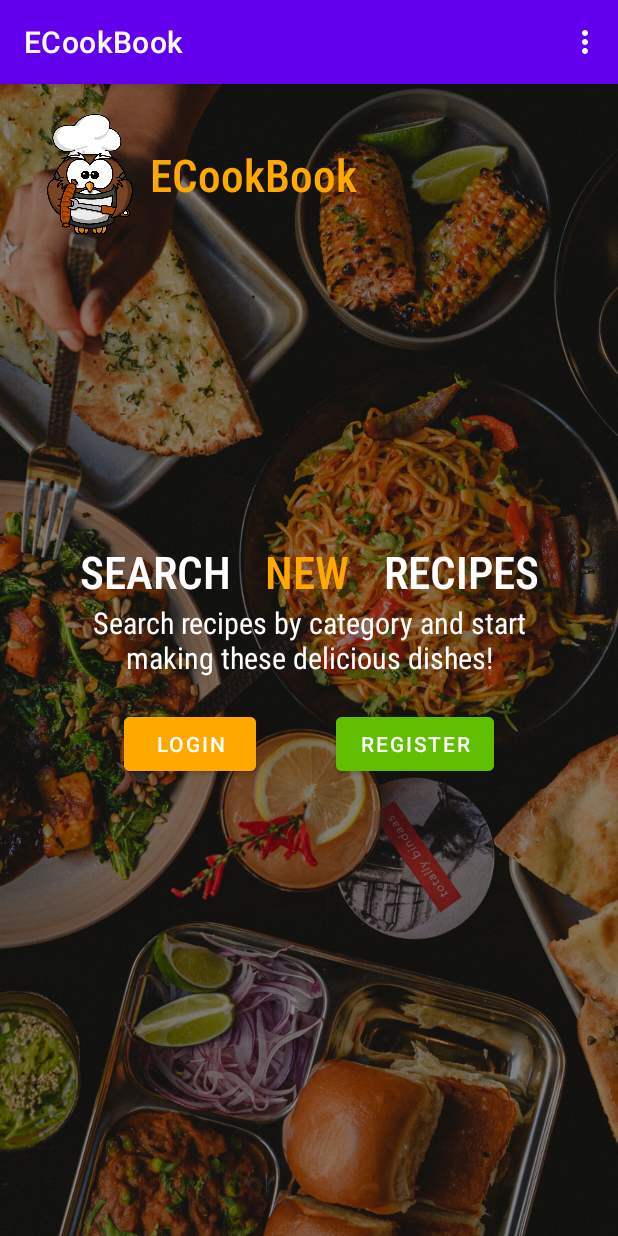
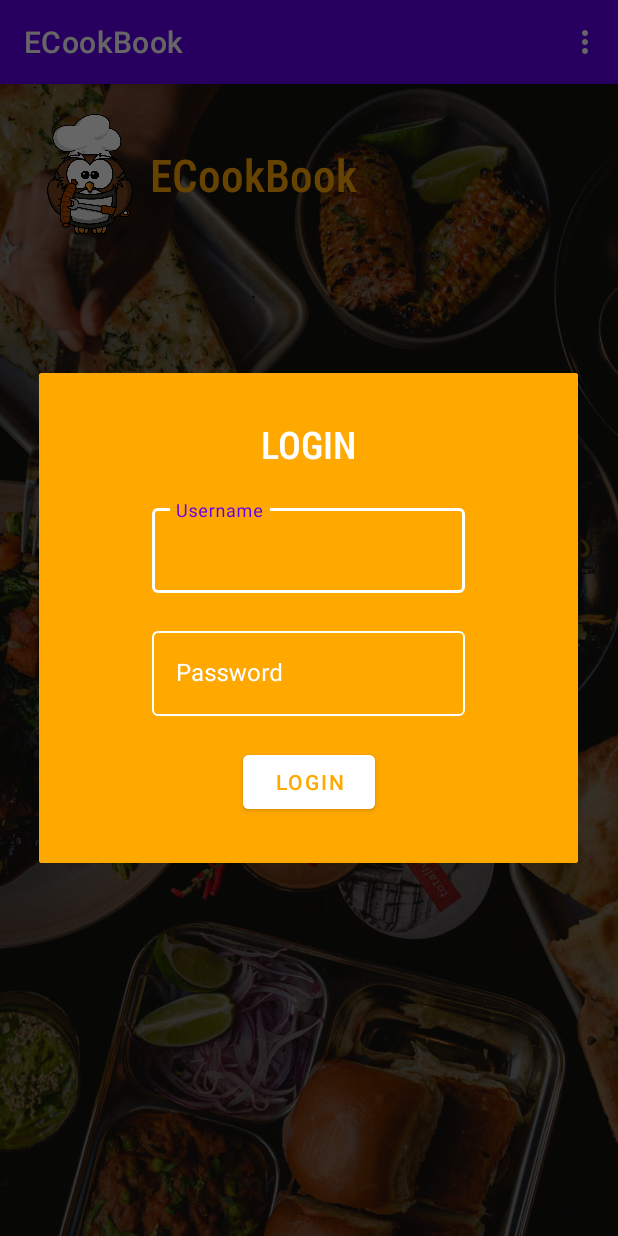
Before and after one commit to markovicanja/ECookBook, an Android app: the screen it shows after launch (MainActivity), after a tap on "LOGIN", on a phone screen of 412 x 824 dp. Run offline under Robolectric (Android 15) with nearby library versions, the phone set to English and light mode, and no system bars.

Commit message:
Login modal

```diff
--- a/Mobile app/app/src/main/java/rs/ac/bg/ecookbook/MainActivity.java
+++ b/Mobile app/app/src/main/java/rs/ac/bg/ecookbook/MainActivity.java
@@ -1,13 +1,20 @@
 package rs.ac.bg.ecookbook;
 
 import androidx.annotation.NonNull;
+import androidx.appcompat.app.AlertDialog;
 import androidx.appcompat.app.AppCompatActivity;
 
 import android.content.Intent;
 import android.os.Bundle;
+import android.view.LayoutInflater;
 import android.view.Menu;
 import android.view.MenuInflater;
 import android.view.MenuItem;
+import android.view.View;
+import android.view.Window;
+import android.widget.Button;
+import android.widget.EditText;
+import android.widget.Toast;
 
 import rs.ac.bg.ecookbook.databinding.ActivityMainBinding;
 
@@ -22,7 +29,27 @@
         setContentView(binding.getRoot());
 
         binding.loginButton.setOnClickListener(v -> {
-            // TODO
+            AlertDialog.Builder alert = new AlertDialog.Builder(this);
+            LayoutInflater inflater = getLayoutInflater();
+            View view = inflater.inflate(R.layout.login_modal, null);
+
+            alert.setView(view);
+
+            EditText usernameText = view.findViewById(R.id.username_text);
+            EditText passwordText = view.findViewById(R.id.password_text);
+            Button loginButton = view.findViewById(R.id.login_button);
+
+            loginButton.setOnClickListener(l -> {
+                String username = usernameText.getText().toString();
+                String password = passwordText.getText().toString();
+
+                // TODO
+                Toast.makeText(this, username + " " + password, Toast.LENGTH_LONG).show();
+            });
+
+            AlertDialog dialog = alert.create();
+            dialog.getWindow().requestFeature(Window.FEATURE_NO_TITLE);
+            dialog.show();
         });
 
         binding.registerButton.setOnClickListener(v -> {
--- /dev/null
+++ b/Mobile app/app/src/main/res/layout/login_modal.xml
@@ -0,0 +1,78 @@
+<?xml version="1.0" encoding="utf-8"?>
+<androidx.constraintlayout.widget.ConstraintLayout xmlns:android="http://schemas.android.com/apk/res/android"
+    android:layout_width="match_parent"
+    android:layout_height="match_parent"
+    android:background="@color/orange"
+    xmlns:app="http://schemas.android.com/apk/res-auto">
+
+    <TextView
+        android:id="@+id/heading"
+        android:layout_width="wrap_content"
+        android:layout_height="wrap_content"
+        android:textColor="@color/white"
+        app:layout_constraintRight_toRightOf="parent"
+        app:layout_constraintTop_toTopOf="parent"
+        app:layout_constraintLeft_toLeftOf="parent"
+        android:textSize="25sp"
+        android:layout_marginTop="30dp"
+        android:fontFamily="sans-serif-condensed-medium"
+        android:text="LOGIN" />
+
+    <com.google.android.material.textfield.TextInputLayout
+        android:id="@+id/username"
+        android:layout_width="match_parent"
+        android:layout_height="wrap_content"
+        android:layout_marginLeft="75dp"
+        android:layout_marginRight="75dp"
+        android:layout_marginTop="20dp"
+        android:hint="Username"
+        android:textColorHint="@color/white"
+        app:boxStrokeColor="@color/white"
+        app:layout_constraintTop_toBottomOf="@id/heading"
+        style="@style/Widget.MaterialComponents.TextInputLayout.OutlinedBox">
+
+        <com.google.android.material.textfield.TextInputEditText
+            android:id="@+id/username_text"
+            android:layout_width="match_parent"
+            android:layout_height="wrap_content"
+            />
+
+    </com.google.android.material.textfield.TextInputLayout>
+
+    <com.google.android.material.textfield.TextInputLayout
+        android:id="@+id/password"
+        android:layout_width="match_parent"
+        android:layout_height="wrap_content"
+        android:layout_marginLeft="75dp"
+        android:layout_marginRight="75dp"
+        android:layout_marginTop="20dp"
+        android:hint="Password"
+        android:textColorHint="@color/white"
+        app:boxStrokeColor="@color/white"
+        app:layout_constraintTop_toBottomOf="@id/username"
+        style="@style/Widget.MaterialComponents.TextInputLayout.OutlinedBox">
+
+        <com.google.android.material.textfield.TextInputEditText
+            android:id="@+id/password_text"
+            android:layout_width="match_parent"
+            android:layout_height="wrap_content"
+            android:inputType="textPassword"
+            />
+
+    </com.google.android.material.textfield.TextInputLayout>
+
+    <Button
+        android:id="@+id/login_button"
+        android:layout_width="wrap_content"
+        android:layout_height="wrap_content"
+        android:text="LOGIN"
+        android:textColor="@color/orange"
+        android:backgroundTint="@color/white"
+        app:layout_constraintTop_toBottomOf="@id/password"
+        app:layout_constraintLeft_toLeftOf="parent"
+        app:layout_constraintRight_toRightOf="parent"
+        app:layout_constraintBottom_toBottomOf="parent"
+        android:layout_marginTop="20dp"
+        android:layout_marginBottom="30dp"/>
+
+</androidx.constraintlayout.widget.ConstraintLayout>
--- a/Mobile app/app/src/main/res/values/colors.xml
+++ b/Mobile app/app/src/main/res/values/colors.xml
@@ -1,5 +1,5 @@
 <?xml version="1.0" encoding="utf-8"?>
-<resources>
+<resources xmlns:tools="http://schemas.android.com/tools">
     <color name="purple_200">#FFBB86FC</color>
     <color name="purple_500">#FF6200EE</color>
     <color name="purple_700">#FF3700B3</color>
@@ -9,4 +9,6 @@
     <color name="white">#FFFFFFFF</color>
     <color name="orange">#FFA800</color>
     <color name="green">#60BF00</color>
+
+    <color name="mtrl_textinput_default_box_stroke_color" tools:override="true">#fff</color>
 </resources>
```
